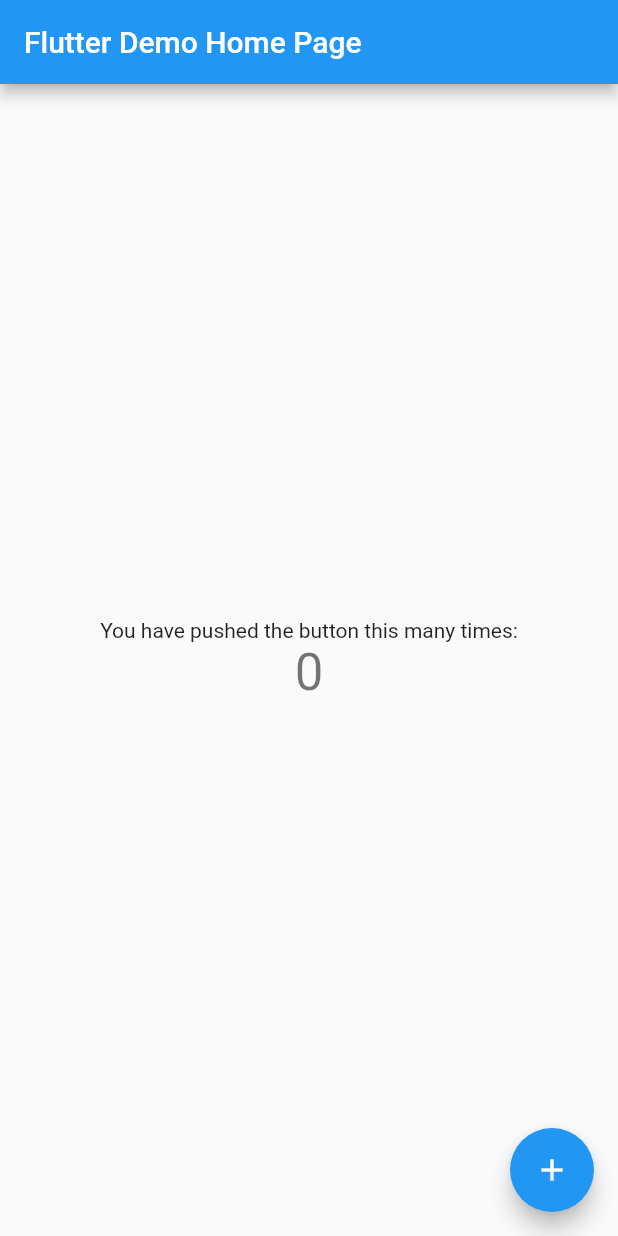
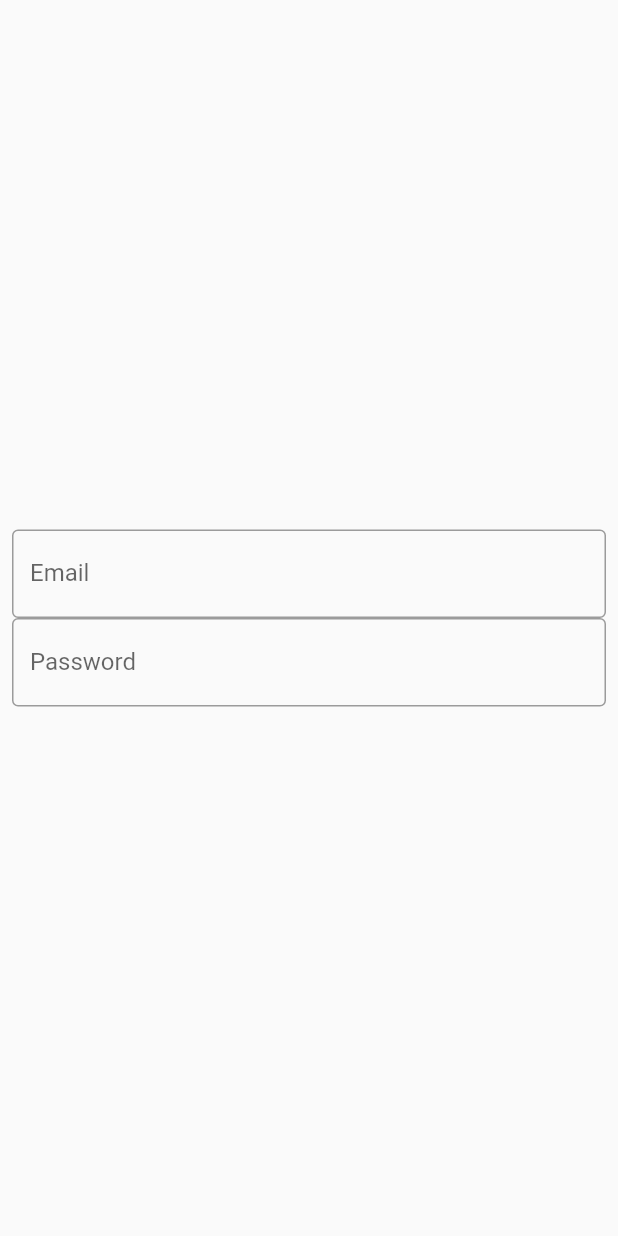
Before and after one commit to Giovaniavs/Capyba_Challenge, a Flutter app: the screen it shows after launch, on a phone screen of 412 x 824 dp. Run offline on Flutter 3.47's test engine with Material 2 defaults, Android fonts, the light colour scheme and no system bars.

Commit message:
Feature(login): created the login input component for login and passowrd

```diff
--- /dev/null
+++ b/lib/components/loginInputComponent.dart
@@ -0,0 +1,27 @@
+import 'package:flutter/material.dart';
+
+class InputComponent extends StatefulWidget {
+  final String typeOfInput;
+
+  InputComponent({Key key, this.typeOfInput}) : super(key: key);
+
+  @override
+  _InputComponentState createState() => _InputComponentState();
+}
+
+class _InputComponentState extends State<InputComponent> {
+  @override
+  Widget build(BuildContext context) {
+    return widget.typeOfInput == 'Email'
+        ? (TextField(
+            keyboardType: TextInputType.emailAddress,
+            decoration: InputDecoration(
+                labelText: widget.typeOfInput, border: OutlineInputBorder()),
+          ))
+        : (TextField(
+            obscureText: true,
+            decoration: InputDecoration(
+                labelText: 'Password', border: OutlineInputBorder()),
+          ));
+  }
+}
--- a/lib/main.dart
+++ b/lib/main.dart
@@ -1,4 +1,5 @@
 import 'package:flutter/material.dart';
+import 'package:capyba_challenge/pages/loginPage.dart';
 
 void main() {
   runApp(MyApp());
@@ -9,105 +10,11 @@
   @override
   Widget build(BuildContext context) {
     return MaterialApp(
-      title: 'Flutter Demo',
+      title: 'Capyba Challenge',
       theme: ThemeData(
-        // This is the theme of your application.
-        //
-        // Try running your application with "flutter run". You'll see the
-        // application has a blue toolbar. Then, without quitting the app, try
-        // changing the primarySwatch below to Colors.green and then invoke
-        // "hot reload" (press "r" in the console where you ran "flutter run",
-        // or simply save your changes to "hot reload" in a Flutter IDE).
-        // Notice that the counter didn't reset back to zero; the application
-        // is not restarted.
-        primarySwatch: Colors.blue,
+        primarySwatch: Colors.green,
       ),
-      home: MyHomePage(title: 'Flutter Demo Home Page'),
+      home: LoginPage(),
     );
   }
 }
-
-class MyHomePage extends StatefulWidget {
-  MyHomePage({Key key, this.title}) : super(key: key);
-
-  // This widget is the home page of your application. It is stateful, meaning
-  // that it has a State object (defined below) that contains fields that affect
-  // how it looks.
-
-  // This class is the configuration for the state. It holds the values (in this
-  // case the title) provided by the parent (in this case the App widget) and
-  // used by the build method of the State. Fields in a Widget subclass are
-  // always marked "final".
-
-  final String title;
-
-  @override
-  _MyHomePageState createState() => _MyHomePageState();
-}
-
-class _MyHomePageState extends State<MyHomePage> {
-  int _counter = 0;
-
-  void _incrementCounter() {
-    setState(() {
-      // This call to setState tells the Flutter framework that something has
-      // changed in this State, which causes it to rerun the build method below
-      // so that the display can reflect the updated values. If we changed
-      // _counter without calling setState(), then the build method would not be
-      // called again, and so nothing would appear to happen.
-      _counter++;
-    });
-  }
-
-  @override
-  Widget build(BuildContext context) {
-    // This method is rerun every time setState is called, for instance as done
-    // by the _incrementCounter method above.
-    //
-    // The Flutter framework has been optimized to make rerunning build methods
-    // fast, so that you can just rebuild anything that needs updating rather
-    // than having to individually change instances of widgets.
-    return Scaffold(
-      appBar: AppBar(
-        // Here we take the value from the MyHomePage object that was created by
-        // the App.build method, and use it to set our appbar title.
-        title: Text(widget.title),
-      ),
-      body: Center(
-        // Center is a layout widget. It takes a single child and positions it
-        // in the middle of the parent.
-        child: Column(
-          // Column is also a layout widget. It takes a list of children and
-          // arranges them vertically. By default, it sizes itself to fit its
-          // children horizontally, and tries to be as tall as its parent.
-          //
-          // Invoke "debug painting" (press "p" in the console, choose the
-          // "Toggle Debug Paint" action from the Flutter Inspector in Android
-          // Studio, or the "Toggle Debug Paint" command in Visual Studio Code)
-          // to see the wireframe for each widget.
-          //
-          // Column has various properties to control how it sizes itself and
-          // how it positions its children. Here we use mainAxisAlignment to
-          // center the children vertically; the main axis here is the vertical
-          // axis because Columns are vertical (the cross axis would be
-          // horizontal).
-          mainAxisAlignment: MainAxisAlignment.center,
-          children: <Widget>[
-            Text(
-              'You have pushed the button this many times:',
-            ),
-            Text(
-              '$_counter',
-              style: Theme.of(context).textTheme.headline4,
-            ),
-          ],
-        ),
-      ),
-      floatingActionButton: FloatingActionButton(
-        onPressed: _incrementCounter,
-        tooltip: 'Increment',
-        child: Icon(Icons.add),
-      ), // This trailing comma makes auto-formatting nicer for build methods.
-    );
-  }
-}
--- /dev/null
+++ b/lib/pages/loginPage.dart
@@ -0,0 +1,32 @@
+import 'package:capyba_challenge/components/loginInputComponent.dart';
+import 'package:flutter/material.dart';
+
+class LoginPage extends StatefulWidget {
+  @override
+  _LoginPageState createState() => _LoginPageState();
+}
+
+class _LoginPageState extends State<LoginPage> {
+  @override
+  Widget build(BuildContext context) {
+    return Material(
+      child: SizedBox(
+          width: double.infinity,
+          height: double.infinity,
+          child: Padding(
+            padding: const EdgeInsets.all(8.0),
+            child: Column(
+              mainAxisAlignment: MainAxisAlignment.center,
+              children: [
+                InputComponent(
+                  typeOfInput: 'Email',
+                ),
+                InputComponent(
+                  typeOfInput: 'Senha',
+                )
+              ],
+            ),
+          )),
+    );
+  }
+}
```
